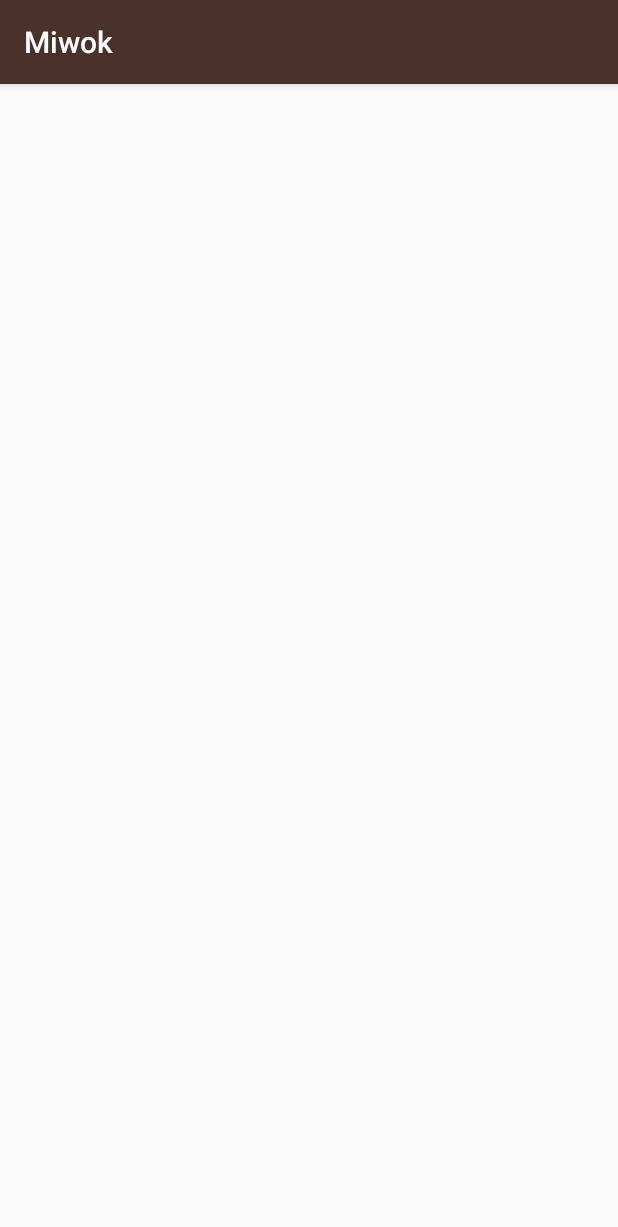
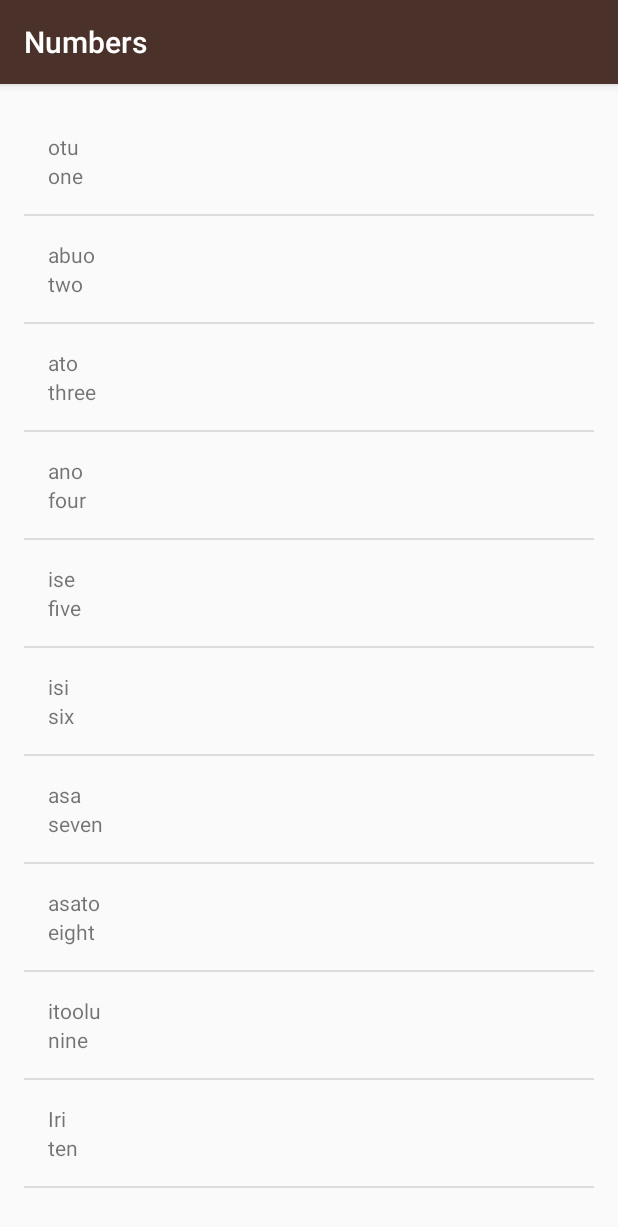
Before and after one commit to Ikey22/MiwokApp, an Android app: the NumbersActivity screen opened directly, with no data from a screen before it, on a phone screen of 412 x 824 dp. Shown: the top 1227 px of the screen. Run offline under Robolectric (Android 15) with nearby library versions, the phone set to English and light mode, and no system bars.

Commit message:
adapter commit

```diff
--- a/app/build.gradle
+++ b/app/build.gradle
@@ -7,7 +7,7 @@ android {
     buildToolsVersion "30.0.0"
 
     defaultConfig {
-        applicationId "com.example.miwokapp"
+        applicationId "com.example.com.example.igbo"
         minSdkVersion 23
         targetSdkVersion 30
         versionCode 1
--- a/app/src/main/java/com/example/miwokapp/MainActivity.kt
+++ b/app/src/main/java/com/example/igbo/MainActivity.kt
@@ -1,4 +1,4 @@
-package com.example.miwokapp
+package com.example.igbo
 
 import android.content.Intent
 import androidx.appcompat.app.AppCompatActivity
@@ -46,7 +46,7 @@ class MainActivity : AppCompatActivity() {
         }
 
         // Find the View that shows the phrases category
-        val phrases = findViewById<TextView>(R.id.phrases)
+        val phrases =  findViewById<TextView>(R.id.phrases)
 
         // Set a click listener on that View
         phrases!!.setOnClickListener { // Create a new intent to open the {@link PhrasesActivity}
--- /dev/null
+++ b/app/src/main/java/com/example/igbo/NumbersActivity.kt
@@ -0,0 +1,64 @@
+package com.example.igbo
+
+import androidx.appcompat.app.AppCompatActivity
+import android.os.Bundle
+import android.widget.*
+
+class NumbersActivity : AppCompatActivity() {
+    override fun onCreate(savedInstanceState: Bundle?) {
+        super.onCreate(savedInstanceState)
+        setContentView(R.layout.word_list)
+
+
+    val words = ArrayList<Word>()
+//
+//        val w = Word("lutti", "one")
+//        words.add(w)
+        words.add(Word("otu", "one"))
+        words.add(Word("abuo", "two"))
+        words.add(Word("ato", "three"))
+        words.add(Word("ano", "four"))
+        words.add(Word("ise", "five"))
+        words.add(Word("isi", "six"))
+        words.add(Word("asa", "seven"))
+        words.add(Word("asato", "eight"))
+        words.add(Word("itoolu", "nine"))
+        words.add(Word("Iri", "ten"))
+
+//        words.add("one")
+//        words.add("two")
+//        words.add("three")
+//        words.add("four")
+//        words.add("five")
+//        words.add("six")
+//        words.add("seven")
+//        words.add("eight")
+//        words.add("nine")
+//        words.add("ten")
+//        words.add("ten")
+//        words.add("ten")
+//        words.add("ten")
+//        words.add("ten")
+//        words.add("ten")
+//        words.add("ten")
+//        words.add("ten")
+//        words.add("ten")
+
+//       val rootView: LinearLayout = findViewById<LinearLayout>(R.id.rootView)
+
+//        for (i in 0 until words.size){
+//            val wordView: TextView = TextView(this)
+//        wordView.text = words[i]
+//        rootView.addView(wordView)
+//
+//////        }
+        val adapter :WordAdapter = WordAdapter(this, words)
+        val listView:ListView = findViewById(R.id.list)
+        listView.adapter=adapter
+
+//val listView:GridView = findViewById(R.id.list)
+//        listView.adapter=itemsAdapter
+
+
+    }
+}
--- a/app/src/main/java/com/example/miwokapp/FamilyActivity.kt
+++ b/app/src/main/java/com/example/igbo/PhrasesActivity.kt
@@ -1,11 +1,11 @@
-package com.example.miwokapp
+package com.example.igbo
 
 import androidx.appcompat.app.AppCompatActivity
 import android.os.Bundle
 
-class FamilyActivity : AppCompatActivity() {
+class PhrasesActivity : AppCompatActivity() {
     override fun onCreate(savedInstanceState: Bundle?) {
         super.onCreate(savedInstanceState)
-        setContentView(R.layout.activity_family)
+        setContentView(R.layout.activity_phrases)
     }
 }
--- /dev/null
+++ b/app/src/main/java/com/example/igbo/Word.kt
@@ -0,0 +1,22 @@
+package com.example.igbo
+
+class Word {
+    var mIgboTranslation:String? = null
+    var mDefaultTranslation:String? = null
+
+    constructor(igboTranslation:String, defaultTranslation:String ){
+        this.mIgboTranslation=igboTranslation
+        this.mDefaultTranslation = defaultTranslation
+    }
+
+    fun getDefaultTranslation(): String? {
+
+        return mDefaultTranslation
+
+
+    }
+
+    fun getIgboTranslation():String?{
+        return mIgboTranslation
+    }
+}
--- /dev/null
+++ b/app/src/main/java/com/example/igbo/WordAdapter.kt
@@ -0,0 +1,69 @@
+package com.example.igbo
+
+import android.R
+import android.app.Activity
+import android.view.LayoutInflater
+import android.view.View
+import android.view.ViewGroup
+import android.widget.ArrayAdapter
+import android.widget.TextView
+
+
+class WordAdapter:ArrayAdapter<Word> {
+
+    constructor(context:Activity, words:ArrayList<Word> ) :  super(context,0,words){
+
+    }
+    override fun getView(position: Int, convertView: View?, parent: ViewGroup): View {
+
+        var listItemView = convertView
+        if (listItemView==convertView) {
+            listItemView = LayoutInflater.from(context).inflate(com.example.igbo.R.layout.list_item,parent,false)
+        }
+
+
+        val currentWord : Word? = getItem(position)
+
+        val igboTextView = listItemView?.findViewById<TextView>(com.example.igbo.R.id.igbo_text_view)
+        igboTextView?.text = currentWord?.getIgboTranslation()
+
+        val defaultTextView = listItemView?.findViewById<TextView>(com.example.igbo.R.id.default_text_view)
+        defaultTextView?.text = currentWord?.getDefaultTranslation()
+
+
+        return listItemView!!
+    }
+
+    //   override fun getView(position: Int, convertView: View?, parent: ViewGroup?): View? {
+//        // Check if the existing view is being reused, otherwise inflate the view
+//        var listItemView = convertView
+//        if (listItemView == null) {
+//            listItemView = LayoutInflater.from(context).inflate(
+//                R.layout.list_item, parent, false
+//            )
+//        }
+//
+//        // Get the {@link AndroidFlavor} object located at this position in the list
+//        val currentWord: Word? = getItem(position)
+//
+//        // Find the TextView in the list_item.xml layout with the ID version_name
+//        val igboTextView:TextView = listItemView.findViewById(R.id.)
+//        // Get the version name from the current AndroidFlavor object and
+//        // set this text on the name TextView
+//        nameTextView.setText(currentAndroidFlavor.getVersionName())
+//
+//        // Find the TextView in the list_item.xml layout with the ID version_number
+//        val numberTextView = listItemView.findViewById<View>(R.id.version_number) as TextView
+//        // Get the version number from the current AndroidFlavor object and
+//        // set this text on the number TextView
+//        numberTextView.setText(currentAndroidFlavor.getVersionNumber())
+//
+//        // Find the ImageVie
+//
+//        // Return the whole list item layout (containing 2 TextViews and an ImageView)
+//        // so that it can be shown in the ListView
+//        return listItemView
+//    }
+
+
+}
--- a/app/src/main/java/com/example/miwokapp/NumbersActivity.kt
+++ /dev/null
@@ -1,11 +0,0 @@
-package com.example.miwokapp
-
-import androidx.appcompat.app.AppCompatActivity
-import android.os.Bundle
-
-class NumbersActivity : AppCompatActivity() {
-    override fun onCreate(savedInstanceState: Bundle?) {
-        super.onCreate(savedInstanceState)
-        setContentView(R.layout.activity_numbers)
-    }
-}
--- a/app/src/main/res/layout/activity_colors_activiity.xml
+++ b/app/src/main/res/layout/activity_colors_activiity.xml
@@ -7,6 +7,6 @@
     android:paddingLeft="@dimen/activity_horizontal_margin"
     android:paddingRight="@dimen/activity_horizontal_margin"
     android:paddingTop="@dimen/activity_vertical_margin"
-    tools:context="com.example.miwokapp.ColorsActivity">
+    tools:context="com.example.igbo.ColorsActivity">
 
 </RelativeLayout>
--- a/app/src/main/res/layout/activity_family.xml
+++ b/app/src/main/res/layout/activity_family.xml
@@ -7,6 +7,6 @@
     android:paddingLeft="@dimen/activity_horizontal_margin"
     android:paddingRight="@dimen/activity_horizontal_margin"
     android:paddingTop="@dimen/activity_vertical_margin"
-    tools:context="com.example.miwokapp.FamilyActivity">
+    tools:context="com.example.igbo.FamilyActivity">
 
 </RelativeLayout>
--- a/app/src/main/res/layout/activity_main.xml
+++ b/app/src/main/res/layout/activity_main.xml
@@ -6,7 +6,7 @@
     android:layout_height="match_parent"
     android:background="@color/tan_background"
     android:orientation="vertical"
-    tools:context="com.example.miwokapp.MainActivity">
+    tools:context="com.example.igbo.MainActivity">
 
     <TextView
         android:id="@+id/numbers"
--- a/app/src/main/res/layout/activity_phrases.xml
+++ b/app/src/main/res/layout/activity_phrases.xml
@@ -7,6 +7,6 @@
     android:paddingLeft="@dimen/activity_horizontal_margin"
     android:paddingRight="@dimen/activity_horizontal_margin"
     android:paddingTop="@dimen/activity_vertical_margin"
-    tools:context="com.example.miwokapp.PhrasesActivity">
+    tools:context="com.example.igbo.PhrasesActivity">
 
 </RelativeLayout>
--- /dev/null
+++ b/app/src/main/res/layout/list_item.xml
@@ -0,0 +1,23 @@
+<?xml version="1.0" encoding="utf-8"?>
+<LinearLayout
+    xmlns:android="http://schemas.android.com/apk/res/android"
+    xmlns:tools="http://schemas.android.com/tools"
+    android:orientation="vertical"
+    android:layout_width="match_parent"
+    android:layout_height="match_parent"
+    android:padding="16dp">
+
+    <TextView
+        android:id="@+id/igbo_text_view"
+        android:layout_width="match_parent"
+        android:layout_height="wrap_content"
+        tools:text= "otu"
+        />
+
+    <TextView
+        android:id="@+id/default_text_view"
+        android:layout_width="match_parent"
+        android:layout_height="wrap_content"
+        tools:text = "one"
+        />
+</LinearLayout>
--- a/app/src/main/res/layout/activity_numbers.xml
+++ b/app/src/main/res/layout/word_list.xml
@@ -1,5 +1,5 @@
 <?xml version="1.0" encoding="utf-8"?>
-<RelativeLayout xmlns:android="http://schemas.android.com/apk/res/android"
+<ListView xmlns:android="http://schemas.android.com/apk/res/android"
     xmlns:tools="http://schemas.android.com/tools"
     android:layout_width="match_parent"
     android:layout_height="match_parent"
@@ -7,6 +7,9 @@
     android:paddingLeft="@dimen/activity_horizontal_margin"
     android:paddingRight="@dimen/activity_horizontal_margin"
     android:paddingTop="@dimen/activity_vertical_margin"
-    tools:context="com.example.miwokapp.NumbersActivity">
+    android:orientation="vertical"
+    android:id="@+id/list"
+    android:numColumns="2"
+   >
 
-</RelativeLayout>
+</ListView>
```
Also changed, not shown: app/src/main/AndroidManifest.xml (+11 -7 lines), app/src/main/java/com/example/igbo/ColorsActivity.kt (added, +37 -0 lines), app/src/main/java/com/example/igbo/FamilyActivity.kt (added, +35 -0 lines), app/src/main/java/com/example/miwokapp/ColorsActivity.kt (deleted, +0 -11 lines), app/src/main/java/com/example/miwokapp/PhrasesActivity.kt (deleted, +0 -11 lines), 4 other files.
